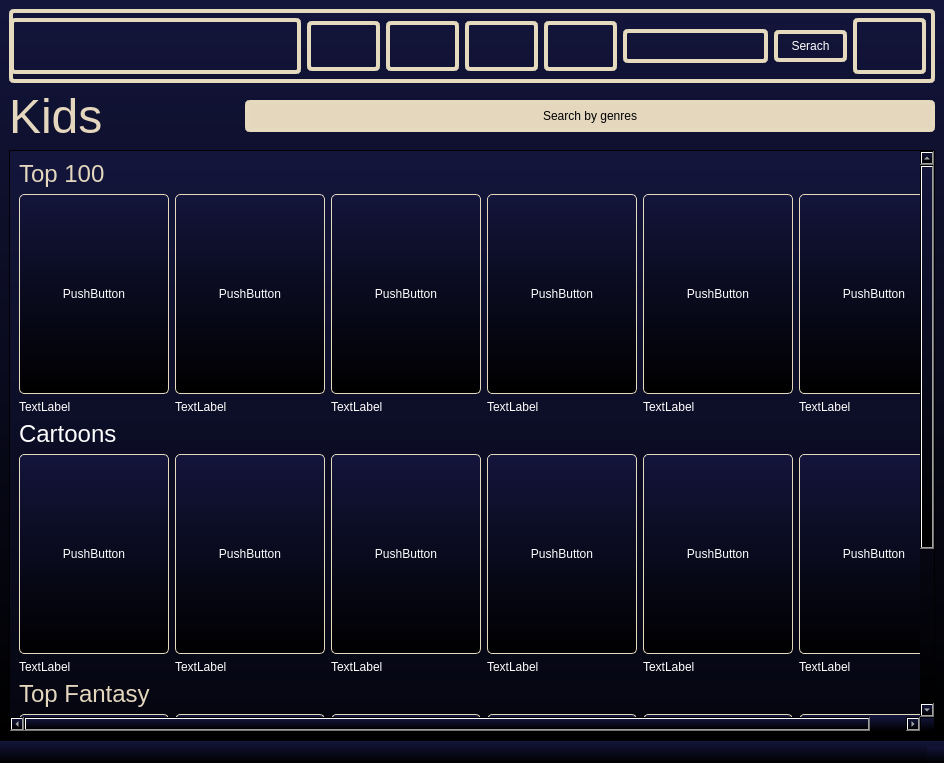
Before: the Qt Designer form src/qt/kidstv.ui in Dushnilas/recsys_project, drawn with Qt 5.
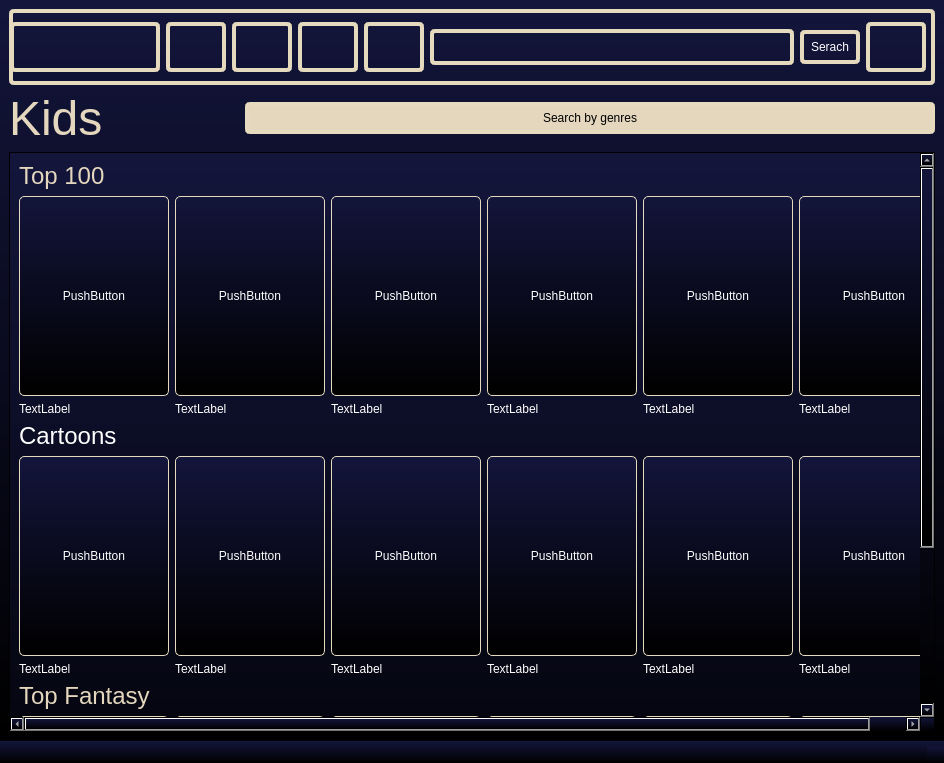
After: the same form once the commit is applied. Icons and pictures are not drawn.

```diff
--- a/src/qt/kidstv.ui
+++ b/src/qt/kidstv.ui
@@ -23,10 +23,22 @@
      <layout class="QHBoxLayout" name="headerLO">
       <item>
        <widget class="QWidget" name="widget" native="true">
+        <property name="sizePolicy">
+         <sizepolicy hsizetype="Preferred" vsizetype="Fixed">
+          <horstretch>0</horstretch>
+          <verstretch>76</verstretch>
+         </sizepolicy>
+        </property>
         <property name="minimumSize">
          <size>
           <width>0</width>
-          <height>74</height>
+          <height>76</height>
+         </size>
+        </property>
+        <property name="maximumSize">
+         <size>
+          <width>16777215</width>
+          <height>76</height>
          </size>
         </property>
         <property name="styleSheet">
@@ -45,7 +57,13 @@
            <property name="minimumSize">
             <size>
              <width>150</width>
-             <height>0</height>
+             <height>50</height>
+            </size>
+           </property>
+           <property name="maximumSize">
+            <size>
+             <width>150</width>
+             <height>50</height>
             </size>
            </property>
            <property name="styleSheet">
@@ -58,12 +76,24 @@
          </item>
          <item>
           <widget class="QPushButton" name="HomeButKid">
+           <property name="sizePolicy">
+            <sizepolicy hsizetype="Fixed" vsizetype="Fixed">
+             <horstretch>60</horstretch>
+             <verstretch>50</verstretch>
+            </sizepolicy>
+           </property>
            <property name="minimumSize">
             <size>
              <width>0</width>
              <height>50</height>
             </size>
            </property>
+           <property name="maximumSize">
+            <size>
+             <width>60</width>
+             <height>16777215</height>
+            </size>
+           </property>
            <property name="styleSheet">
             <string notr="true">border-image: url(:/rec/Pics/housenormal.png);</string>
            </property>
@@ -74,12 +104,24 @@
          </item>
          <item>
           <widget class="QPushButton" name="FilmsButKid">
+           <property name="sizePolicy">
+            <sizepolicy hsizetype="Fixed" vsizetype="Fixed">
+             <horstretch>60</horstretch>
+             <verstretch>50</verstretch>
+            </sizepolicy>
+           </property>
            <property name="minimumSize">
             <size>
              <width>0</width>
              <height>50</height>
             </size>
            </property>
+           <property name="maximumSize">
+            <size>
+             <width>60</width>
+             <height>16777215</height>
+            </size>
+           </property>
            <property name="styleSheet">
             <string notr="true">border-image: url(:/rec/Pics/Films.png);</string>
            </property>
@@ -90,12 +132,24 @@
          </item>
          <item>
           <widget class="QPushButton" name="TVShowsButKid">
+           <property name="sizePolicy">
+            <sizepolicy hsizetype="Fixed" vsizetype="Fixed">
+             <horstretch>60</horstretch>
+             <verstretch>50</verstretch>
+            </sizepolicy>
+           </property>
            <property name="minimumSize">
             <size>
              <width>0</width>
              <height>50</height>
             </size>
            </property>
+           <property name="maximumSize">
+            <size>
+             <width>60</width>
+             <height>50</height>
+            </size>
+           </property>
            <property name="styleSheet">
             <string notr="true">border-image: url(:/rec/Pics/TVShows.png);</string>
            </property>
@@ -106,9 +160,21 @@
          </item>
          <item>
           <widget class="QPushButton" name="KidsButKid">
+           <property name="sizePolicy">
+            <sizepolicy hsizetype="Fixed" vsizetype="Fixed">
+             <horstretch>60</horstretch>
+             <verstretch>50</verstretch>
+            </sizepolicy>
+           </property>
            <property name="minimumSize">
             <size>
-             <width>0</width>
+             <width>60</width>
+             <height>50</height>
+            </size>
+           </property>
+           <property name="maximumSize">
+            <size>
+             <width>60</width>
              <height>50</height>
             </size>
            </property>
@@ -121,10 +187,41 @@
           </widget>
          </item>
          <item>
-          <widget class="QLineEdit" name="SearchELKid"/>
+          <widget class="QLineEdit" name="SearchELKid">
+           <property name="sizePolicy">
+            <sizepolicy hsizetype="Expanding" vsizetype="Fixed">
+             <horstretch>0</horstretch>
+             <verstretch>36</verstretch>
+            </sizepolicy>
+           </property>
+           <property name="maximumSize">
+            <size>
+             <width>16777215</width>
+             <height>36</height>
+            </size>
+           </property>
+          </widget>
          </item>
          <item>
           <widget class="QPushButton" name="SerachButKid">
+           <property name="sizePolicy">
+            <sizepolicy hsizetype="Fixed" vsizetype="Fixed">
+             <horstretch>60</horstretch>
+             <verstretch>34</verstretch>
+            </sizepolicy>
+           </property>
+           <property name="minimumSize">
+            <size>
+             <width>60</width>
+             <height>0</height>
+            </size>
+           </property>
+           <property name="maximumSize">
+            <size>
+             <width>60</width>
+             <height>34</height>
+            </size>
+           </property>
            <property name="text">
             <string>Serach</string>
            </property>
@@ -133,11 +230,23 @@
          <item>
           <widget class="QPushButton" name="UserButKid">
            <property name="sizePolicy">
-            <sizepolicy hsizetype="Minimum" vsizetype="Preferred">
-             <horstretch>0</horstretch>
-             <verstretch>0</verstretch>
+            <sizepolicy hsizetype="Fixed" vsizetype="Fixed">
+             <horstretch>60</horstretch>
+             <verstretch>50</verstretch>
             </sizepolicy>
            </property>
+           <property name="minimumSize">
+            <size>
+             <width>60</width>
+             <height>50</height>
+            </size>
+           </property>
+           <property name="maximumSize">
+            <size>
+             <width>60</width>
+             <height>50</height>
+            </size>
+           </property>
            <property name="styleSheet">
             <string notr="true">border-image: url(:/rec/Pics/profile-user.png);</string>
            </property>
```
Left out of the diff: 2 changed lines with no effect on the pictures.
